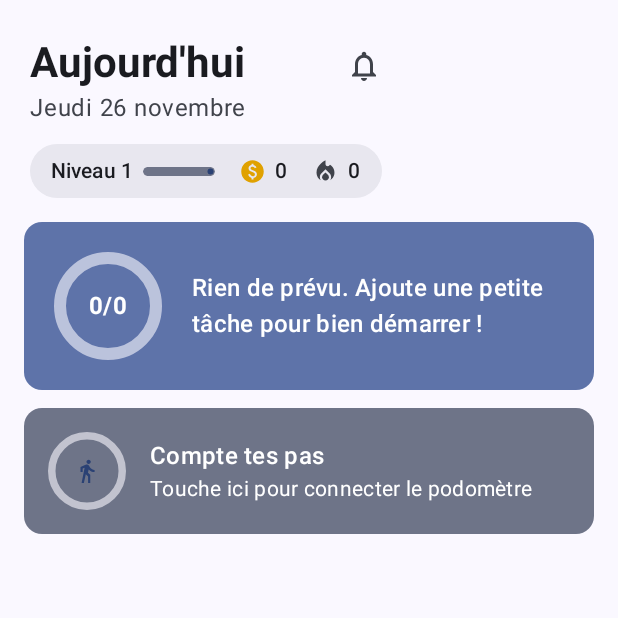
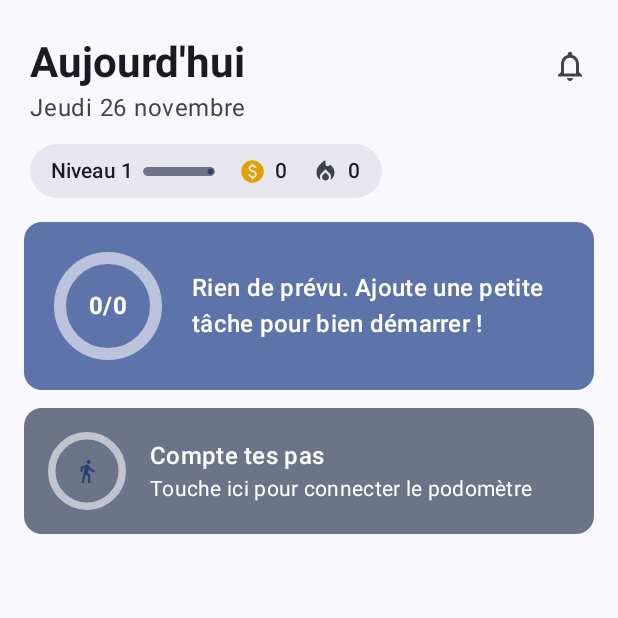
Before and after one commit to rliu-labs/motivation-app, an Android app built with Jetpack Compose: the TodayScreen screen opened through its navigation route, on a phone screen of 412 x 824 dp, the top half of it. Run offline under Robolectric (Android 15) with nearby library versions, the phone set to English and light mode, and no system bars; our stand-ins replace Room's generated code; libraries missing offline, so code that uses them is left out: androidx.health.connect; 3 statements that could not run were skipped.

Commit message:
Cloche des rappels alignée à droite de l'écran Aujourd'hui

```diff
--- a/app/src/main/java/app/sentier/ui/today/TodayScreen.kt
+++ b/app/src/main/java/app/sentier/ui/today/TodayScreen.kt
@@ -107,7 +107,7 @@ fun TodayScreen(
     Column(modifier.fillMaxSize().imePadding()) {
         LazyColumn(Modifier.weight(1f)) {
             item {
-                Box {
+                Box(Modifier.fillMaxWidth()) {
                     Column(Modifier.padding(start = 20.dp, end = 20.dp, top = 24.dp, bottom = 8.dp)) {
                         Text("Aujourd'hui", style = MaterialTheme.typography.headlineMedium, fontWeight = FontWeight.Bold)
                         Text(longDate(state.today), style = MaterialTheme.typography.bodyLarge, color = MaterialTheme.colorScheme.onSurfaceVariant)
```
